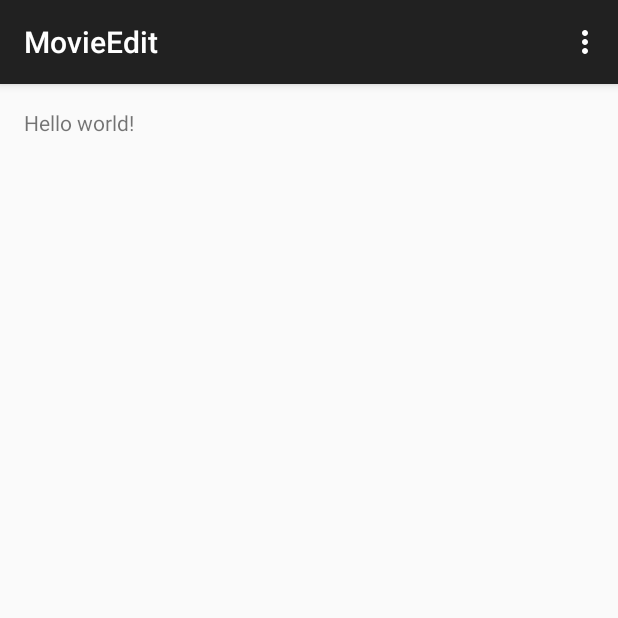
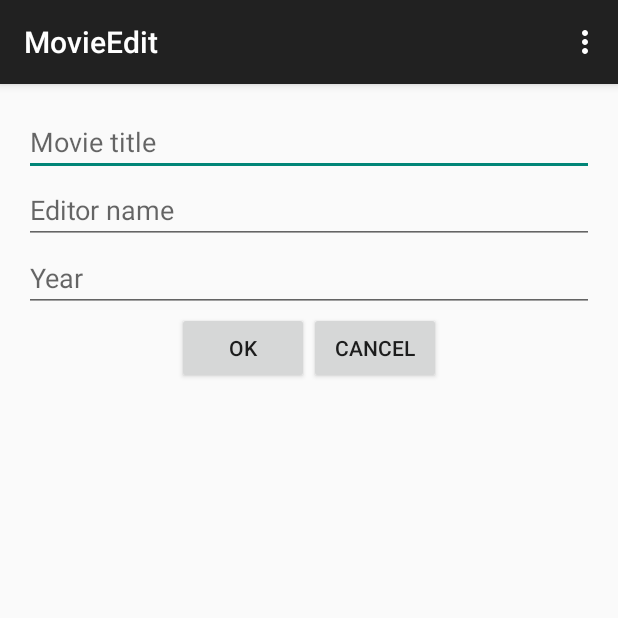
Before and after one commit to Atlantic777/MDB, an Android app: the MovieEdit screen opened directly, with no data from a screen before it, on a phone screen of 412 x 824 dp, the top half of it. Run offline under Robolectric (Android 15) with nearby library versions, the phone set to English and light mode, and no system bars.

Commit message:
Implemented MovieEdit layout

```diff
--- a/app/src/main/res/layout/activity_movie_edit.xml
+++ b/app/src/main/res/layout/activity_movie_edit.xml
@@ -1,12 +1,48 @@
-<RelativeLayout xmlns:android="http://schemas.android.com/apk/res/android"
+<LinearLayout xmlns:android="http://schemas.android.com/apk/res/android"
     xmlns:tools="http://schemas.android.com/tools" android:layout_width="match_parent"
     android:layout_height="match_parent" android:paddingLeft="@dimen/activity_horizontal_margin"
     android:paddingRight="@dimen/activity_horizontal_margin"
     android:paddingTop="@dimen/activity_vertical_margin"
     android:paddingBottom="@dimen/activity_vertical_margin"
-    tools:context="com.ftn.krt.mdb.MovieEdit">
+    tools:context="com.ftn.krt.mdb.MovieEdit"
+    android:orientation="vertical">
 
-    <TextView android:text="@string/hello_world" android:layout_width="wrap_content"
-        android:layout_height="wrap_content" />
+    <EditText
+        android:layout_width="match_parent"
+        android:layout_height="wrap_content"
+        android:hint="Movie title"
+        android:id="@+id/in_title"/>
 
-</RelativeLayout>
+    <EditText
+        android:layout_width="match_parent"
+        android:layout_height="wrap_content"
+        android:hint="Editor name"
+        android:id="@+id/in_editor"/>
+
+    <EditText
+        android:layout_width="match_parent"
+        android:layout_height="wrap_content"
+        android:hint="Year"
+        android:id="@+id/in_year"/>
+
+    <LinearLayout
+        android:layout_width="match_parent"
+        android:layout_height="wrap_content"
+        android:orientation="horizontal"
+        android:gravity="center">
+
+        <Button
+            android:layout_width="wrap_content"
+            android:layout_height="wrap_content"
+            android:text="Ok"
+            android:id="@+id/ok_button"/>
+
+        <Button
+            android:layout_width="wrap_content"
+            android:layout_height="wrap_content"
+            android:text="cancel"
+            android:id="@+id/cancel_button"/>
+
+    </LinearLayout>
+
+</LinearLayout>
```
